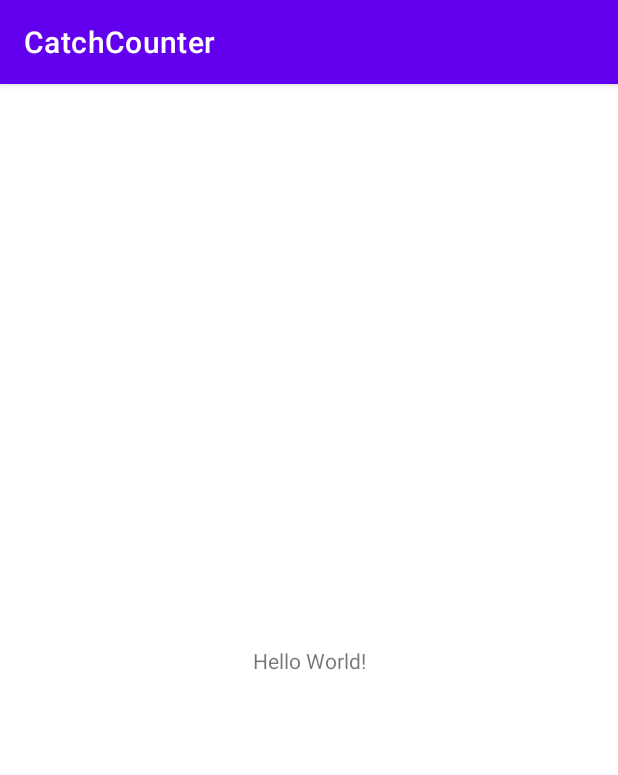
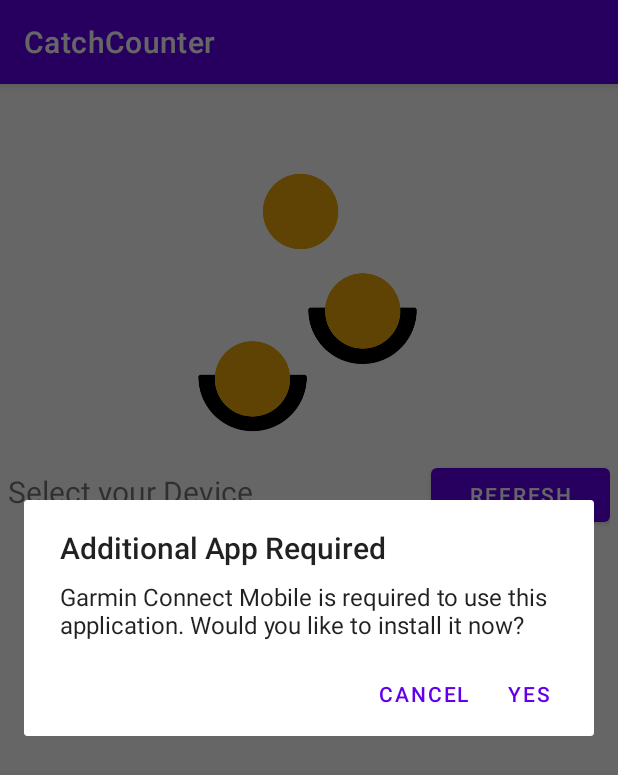
Before and after one commit to YAWNICK/CatchCounter, an Android app: the screen it shows after launch (MainActivity), on a phone screen of 412 x 824 dp. Shown: the top 775 px of the screen. Run offline under Robolectric (Android 15) with nearby library versions, the phone set to English and light mode, and no system bars.

Commit message:
main activity

```diff
--- a/App/Android/CatchCounter/app/build.gradle
+++ b/App/Android/CatchCounter/app/build.gradle
@@ -32,6 +32,7 @@
     implementation 'androidx.appcompat:appcompat:1.2.0'
     implementation 'com.google.android.material:material:1.2.1'
     implementation 'androidx.constraintlayout:constraintlayout:2.0.4'
+    implementation files('libs\\connectiq.jar')
     testImplementation 'junit:junit:4.+'
     androidTestImplementation 'androidx.test.ext:junit:1.1.2'
     androidTestImplementation 'androidx.test.espresso:espresso-core:3.3.0'
--- a/App/Android/CatchCounter/app/src/main/java/com/jannik/catchcounter/MainActivity.java
+++ b/App/Android/CatchCounter/app/src/main/java/com/jannik/catchcounter/MainActivity.java
@@ -3,12 +3,128 @@
 import androidx.appcompat.app.AppCompatActivity;
 
 import android.os.Bundle;
+import android.util.Log;
+import android.view.View;
+import android.widget.AdapterView;
+import android.widget.Button;
+import android.widget.ListView;
+import android.widget.Toast;
+
+import com.garmin.android.connectiq.ConnectIQ;
+import com.garmin.android.connectiq.IQDevice;
+import com.garmin.android.connectiq.exception.InvalidStateException;
+import com.garmin.android.connectiq.exception.ServiceUnavailableException;
+
+import java.util.List;
 
 public class MainActivity extends AppCompatActivity {
+
+    private ConnectIQ connectIQ;
+    private CIQDeviceAdapter deviceAdapter;
+    private boolean sdkIsReady = false;
+
+    private ConnectIQ.IQDeviceEventListener deviceEventListener = new ConnectIQ.IQDeviceEventListener() {
+        @Override
+        public void onDeviceStatusChanged(IQDevice iqDevice, IQDevice.IQDeviceStatus iqDeviceStatus) {
+            deviceAdapter.updateDeviceStatus(iqDevice, iqDeviceStatus);
+        }
+    };
+
+    private ConnectIQ.ConnectIQListener connectIQListener = new ConnectIQ.ConnectIQListener() {
+        @Override
+        public void onSdkReady() {
+            Log.i("MYLOG", "sdk ready");
+            loadDevices();
+            sdkIsReady = true;
+        }
+
+        @Override
+        public void onInitializeError(ConnectIQ.IQSdkErrorStatus iqSdkErrorStatus) {
+            Log.i("MYLOG", "sdk init failed");
+            String msg = "Failed to initialize Sdk with Error: " + iqSdkErrorStatus.name();
+            Toast.makeText(MainActivity.this, msg, Toast.LENGTH_LONG).show();
+            sdkIsReady = false;
+        }
+
+        @Override
+        public void onSdkShutDown() {
+            Log.i("MYLOG", "sdk shutdown");
+            sdkIsReady = false;
+        }
+    };
 
     @Override
     protected void onCreate(Bundle savedInstanceState) {
         super.onCreate(savedInstanceState);
         setContentView(R.layout.activity_main);
+
+        ListView deviceListView = (ListView) findViewById(R.id.deviceListView);
+        deviceAdapter = new CIQDeviceAdapter(this, android.R.layout.simple_list_item_2);
+        deviceListView.setAdapter(deviceAdapter);
+        deviceListView.setOnItemClickListener(new AdapterView.OnItemClickListener() {
+            @Override
+            public void onItemClick(AdapterView<?> parent, View view, int position, long id) {
+                IQDevice device = deviceAdapter.getItem(position);
+                IQDevice.IQDeviceStatus status = device.getStatus();
+                if (status == IQDevice.IQDeviceStatus.CONNECTED) {
+                    Toast.makeText(MainActivity.this, "Yes, connected device!", Toast.LENGTH_SHORT).show();
+                } else {
+                    Toast.makeText(MainActivity.this, "Nope, not a connected device!", Toast.LENGTH_SHORT).show();
+                }
+            }
+        });
+
+        Button buttonRefresh = (Button) findViewById(R.id.buttonRefresh);
+        buttonRefresh.setOnClickListener(new View.OnClickListener() {
+            @Override
+            public void onClick(View v) {
+                loadDevices();
+            }
+        });
+
+        connectIQ = ConnectIQ.getInstance(this, ConnectIQ.IQConnectType.WIRELESS);
+        Log.i("MYLOG", "right before initialize");
+        connectIQ.initialize(this, true, connectIQListener);
+        Log.i("MYLOG", "right after initialize");
+
+    }
+
+    @Override
+    protected void onResume() {
+        super.onResume();
+
+        if (sdkIsReady) {
+            loadDevices();
+        }
+    }
+
+    @Override
+    protected void onDestroy() {
+        super.onDestroy();
+
+        try {
+            connectIQ.unregisterAllForEvents();
+            connectIQ.shutdown(this);
+        } catch (InvalidStateException e) {
+            e.printStackTrace();
+        }
+    }
+
+    public void loadDevices() {
+        Log.i("MYLOG", "running loaddevices");
+        try {
+            List<IQDevice> devices = connectIQ.getKnownDevices();
+
+            if (devices != null) {
+                deviceAdapter.setDevices(devices);
+
+                for(IQDevice device : devices) {
+                    connectIQ.unregisterForDeviceEvents(device); // needed for refresh
+                    connectIQ.registerForDeviceEvents(device, deviceEventListener);
+                }
+            }
+        } catch (InvalidStateException | ServiceUnavailableException e) {
+            e.printStackTrace();
+        }
     }
 }
--- a/App/Android/CatchCounter/app/src/main/res/layout/activity_main.xml
+++ b/App/Android/CatchCounter/app/src/main/res/layout/activity_main.xml
@@ -1,18 +1,53 @@
 <?xml version="1.0" encoding="utf-8"?>
-<androidx.constraintlayout.widget.ConstraintLayout xmlns:android="http://schemas.android.com/apk/res/android"
+<LinearLayout xmlns:android="http://schemas.android.com/apk/res/android"
     xmlns:app="http://schemas.android.com/apk/res-auto"
     xmlns:tools="http://schemas.android.com/tools"
     android:layout_width="match_parent"
     android:layout_height="match_parent"
+    android:orientation="vertical"
     tools:context=".MainActivity">
 
-    <TextView
-        android:layout_width="wrap_content"
+    <ImageView
+        android:id="@+id/imageView"
+        android:layout_width="250dp"
+        android:layout_height="250dp"
+        android:scaleType="centerInside"
+        android:contentDescription="Logo"
+        android:layout_gravity="center"
+        app:srcCompat="@drawable/logo" />
+
+    <LinearLayout
+        android:layout_width="match_parent"
         android:layout_height="wrap_content"
-        android:text="Hello World!"
-        app:layout_constraintBottom_toBottomOf="parent"
-        app:layout_constraintLeft_toLeftOf="parent"
-        app:layout_constraintRight_toRightOf="parent"
-        app:layout_constraintTop_toTopOf="parent" />
+        android:layout_marginLeft="5dp"
+        android:layout_marginRight="5dp"
+        android:orientation="horizontal">
 
-</androidx.constraintlayout.widget.ConstraintLayout>
+        <TextView
+            android:id="@+id/textView"
+            android:layout_width="wrap_content"
+            android:layout_height="wrap_content"
+            android:text="Select your Device"
+            android:textSize="20sp" />
+
+        <Space
+            android:layout_width="wrap_content"
+            android:layout_height="wrap_content"
+            android:layout_weight="1" />
+
+        <Button
+            android:id="@+id/buttonRefresh"
+            android:layout_width="0dp"
+            android:layout_height="wrap_content"
+            android:layout_weight="1"
+            android:text="Refresh" />
+
+    </LinearLayout>
+
+
+    <ListView
+        android:id="@+id/deviceListView"
+        android:layout_width="match_parent"
+        android:layout_height="match_parent"
+        android:layout_margin="5dp" />
+</LinearLayout>
```
Also changed, not shown: App/Android/CatchCounter/app/src/main/java/com/jannik/catchcounter/CIQDeviceAdapter.java (added, +59 -0 lines), App/Android/CatchCounter/app/libs/connectiq.jar (added), App/Android/CatchCounter/app/src/main/res/drawable/logo.png (added).
